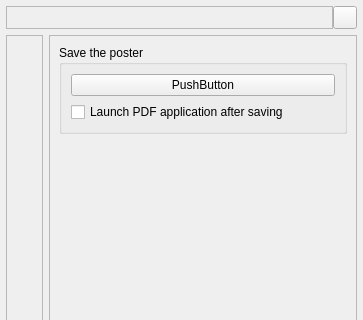
Above: source/posterazor_ui_qt/PosteRazorDialog.ui from aportale/posterazor before the change; both pictures show x 0 to 363 and y 0 to 320 of the 363 by 587 pixel window. Below: the same form after it.
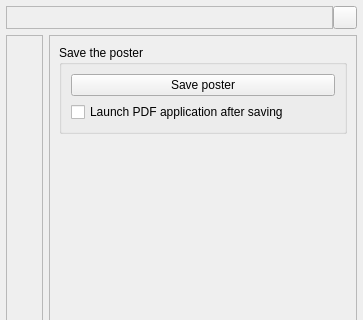
That is the form after the change. Icons and pictures are not drawn. Custom widgets are drawn as their Qt base class.

Commit message: Implemented poster saving. Unfortuantely, the same auto-append-pdf-suffix and manual overwrite check loop as in the fltk version is needed. QFileDialog::Option definitively needs a QFileDialog::AutoAppendSuffix.

Diff of the .ui file:
```diff
--- a/source/posterazor_ui_qt/PosteRazorDialog.ui
+++ b/source/posterazor_ui_qt/PosteRazorDialog.ui
@@ -1312,7 +1312,7 @@
             <item>
              <widget class="QPushButton" name="pushButton" >
               <property name="text" >
-               <string>PushButton</string>
+               <string>Save poster</string>
               </property>
              </widget>
             </item>
```
Left out of the diff: 4 changed lines with no effect on the pictures. The commit also changes 2 other files.
